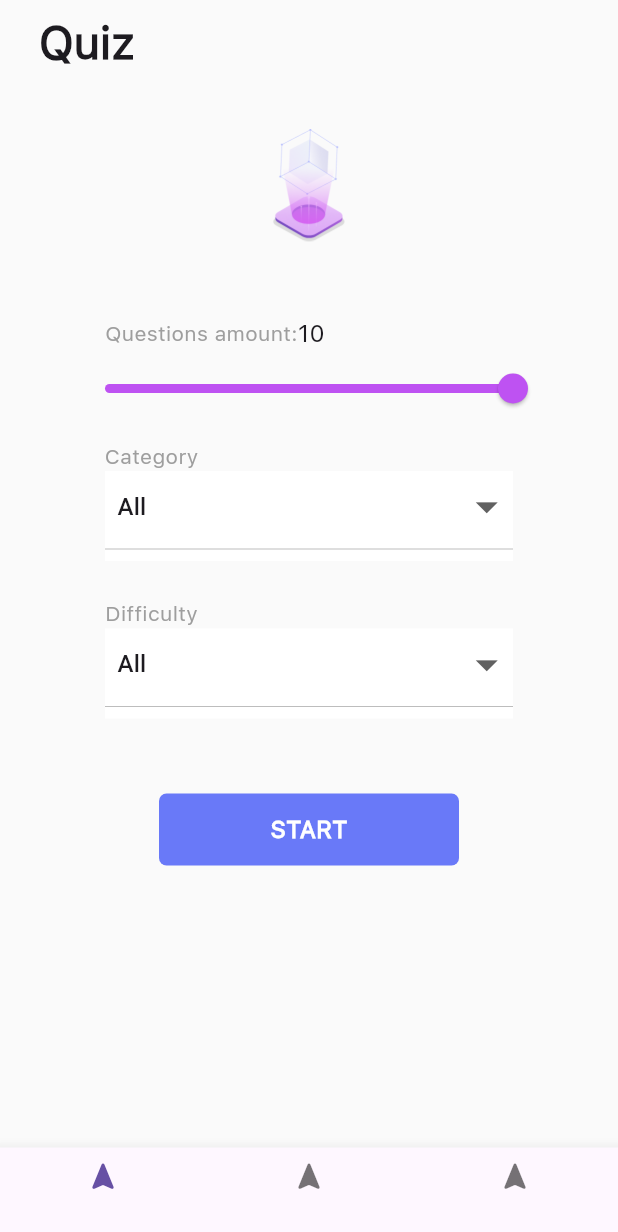
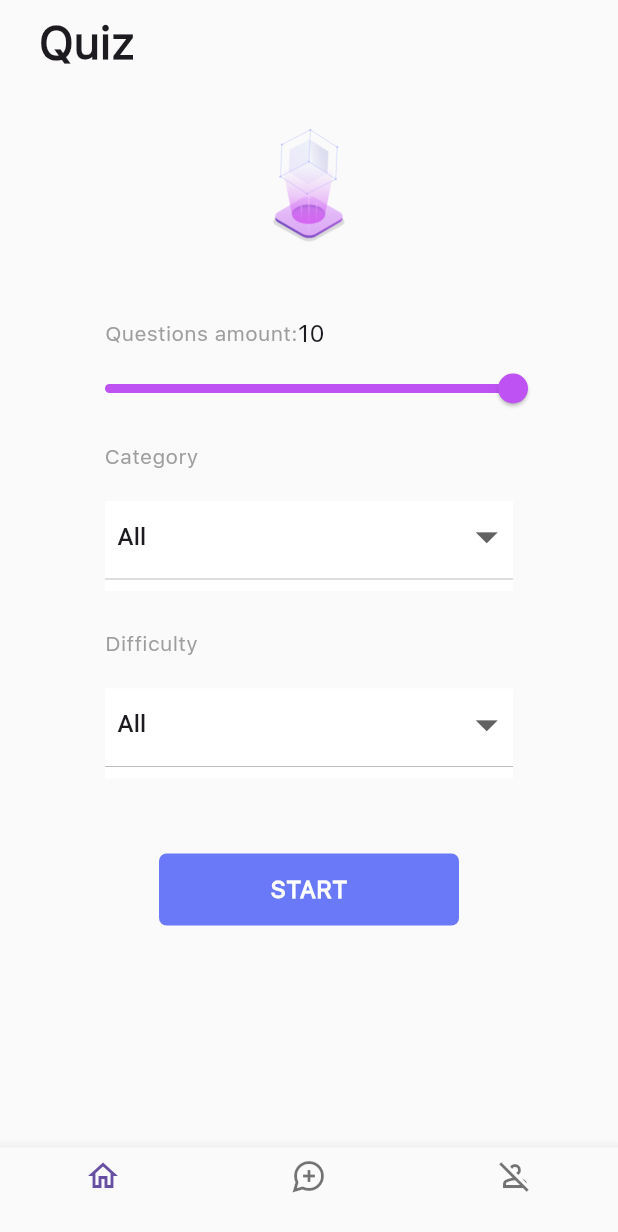
Before and after one commit to fluttberry/quiz_app_2, a Flutter app: the screen it shows after launch, on a phone screen of 412 x 824 dp. Shown: the top 1232 px of the screen. Run offline on Flutter 3.47's test engine with Material 3 defaults, Android fonts, the phone set to English and light mode, and no system bars.

Commit message:
icons added

```diff
--- a/lib/ui/quiz_home_page.dart
+++ b/lib/ui/quiz_home_page.dart
@@ -31,8 +31,7 @@ class _QuizHomePageState extends State<QuizHomePage> {
         ),
       ),
 
-      body: Expanded(
-        child: Column(
+      body: Column(
         mainAxisAlignment: MainAxisAlignment.start,
         children: [
           Center(
@@ -84,7 +83,7 @@ class _QuizHomePageState extends State<QuizHomePage> {
             },
           ),
           Padding(
-              padding: const EdgeInsets.only(right: 210, top: 25),
+            padding: const EdgeInsets.only(right: 210, top: 25, bottom: 20),
             child: Text(
               'Category',
               style: TextStyle(
@@ -117,7 +116,7 @@ class _QuizHomePageState extends State<QuizHomePage> {
             ),
           ),
           Padding(
-              padding: const EdgeInsets.only(right: 210, top: 25),
+            padding: const EdgeInsets.only(right: 210, top: 25, bottom: 20),
             child: Text(
               'Difficulty',
               style: TextStyle(
@@ -174,20 +173,20 @@ class _QuizHomePageState extends State<QuizHomePage> {
           ),
         ],
       ),
-      ),
+
       bottomNavigationBar: BottomNavigationBar(
+        backgroundColor: Colors.grey.shade50,
         items: [
           BottomNavigationBarItem(
-            icon: Icon(Icons.navigation_rounded),
-           label: ''
+            icon: Icon(Icons.home_outlined),
+            label: ''),
+          BottomNavigationBarItem(
+            icon: Icon(Icons.maps_ugc_outlined),
+            label: '',
           ),
           BottomNavigationBarItem(
-            icon: Icon(Icons.navigation_rounded),
-          label: ''
-          ),
-          BottomNavigationBarItem(
-            icon: Icon(Icons.navigation_rounded),
-            label: ''
+            icon: Icon(Icons.person_off_outlined),
+            label: '',
           ),
         ],
       ),
```
Also changed, not shown: assets/icons/Explore - Active.svg (added), assets/icons/Map - Inactive.png (added), assets/icons/Profile   Inactive.png (added). Lines whose indentation alone changed are shown as unchanged.
